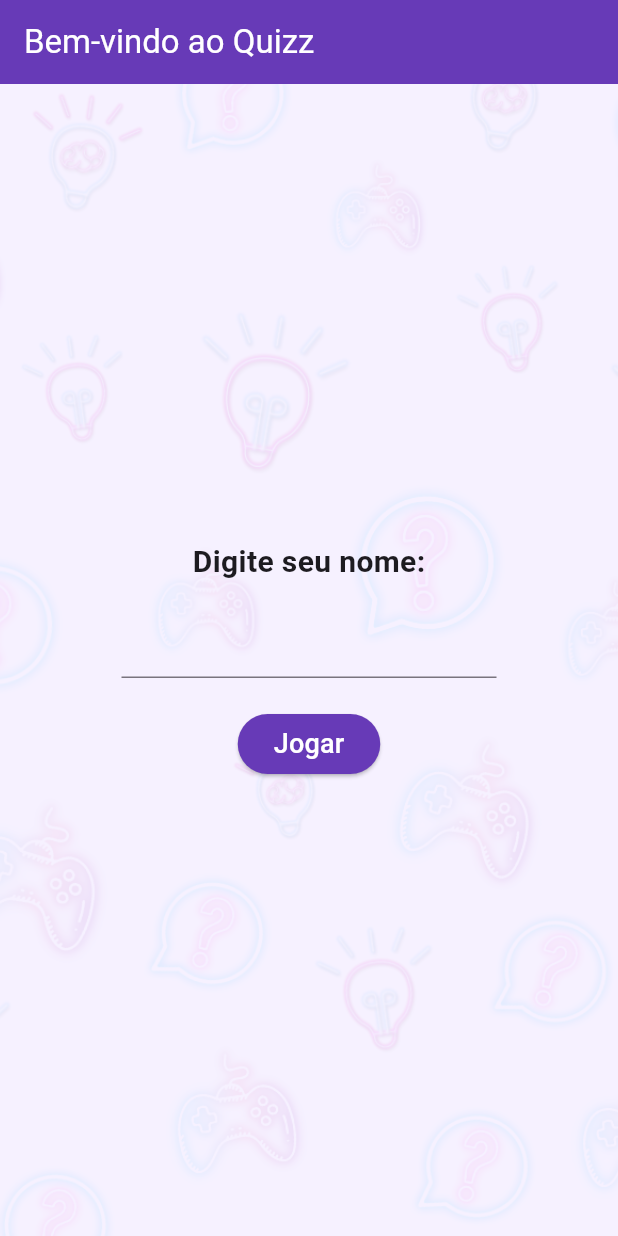
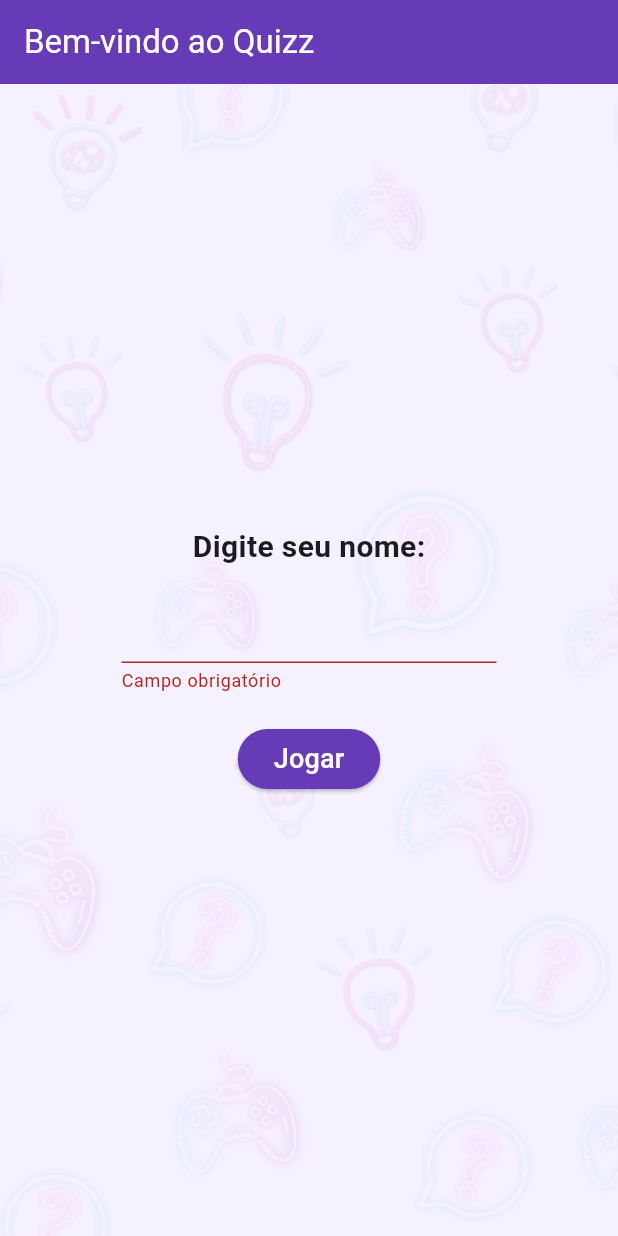
Before and after one commit to Gustavo-gsl/DevMob_Quizz, a Flutter app: the screen it shows after launch, after a tap on "Jogar", on a phone screen of 412 x 824 dp. Run offline on Flutter 3.47's test engine with Material 3 defaults, Android fonts, the phone set to English and light mode, and no system bars; our stand-ins replace shared_preferences.

Commit message:
Definindo a mensagem de 'Campo obrigatório' no Input de Nome em main.dart

```diff
--- a/lib/main.dart
+++ b/lib/main.dart
@@ -28,6 +28,7 @@ class NomeJogadorPage extends StatefulWidget {
 
 class _NomeJogadorPageState extends State<NomeJogadorPage> {
   final TextEditingController _controller = TextEditingController();
+  String? errorText;
   int? ultimaPontuacao;
   String? ultimoNome;
 
@@ -49,7 +50,14 @@ class _NomeJogadorPageState extends State<NomeJogadorPage> {
   }
 
   void _iniciarQuiz() {
-    if (_controller.text.isNotEmpty) {
+    if (_controller.text.isEmpty) {
+      setState(() {
+        errorText = "Campo obrigatório";
+      });
+    } else {
+      setState(() {
+        errorText = null;
+      });
       Navigator.push(
         context,
         MaterialPageRoute(
@@ -87,7 +95,10 @@ class _NomeJogadorPageState extends State<NomeJogadorPage> {
               Center(
                 child: SizedBox(
                   width: 250,
-                  child: TextField(controller: _controller),
+                  child: TextField(
+                    controller: _controller,
+                    decoration: InputDecoration(errorText: errorText),
+                    ),
                 ),
               ),
               const SizedBox(height: 20),
```
